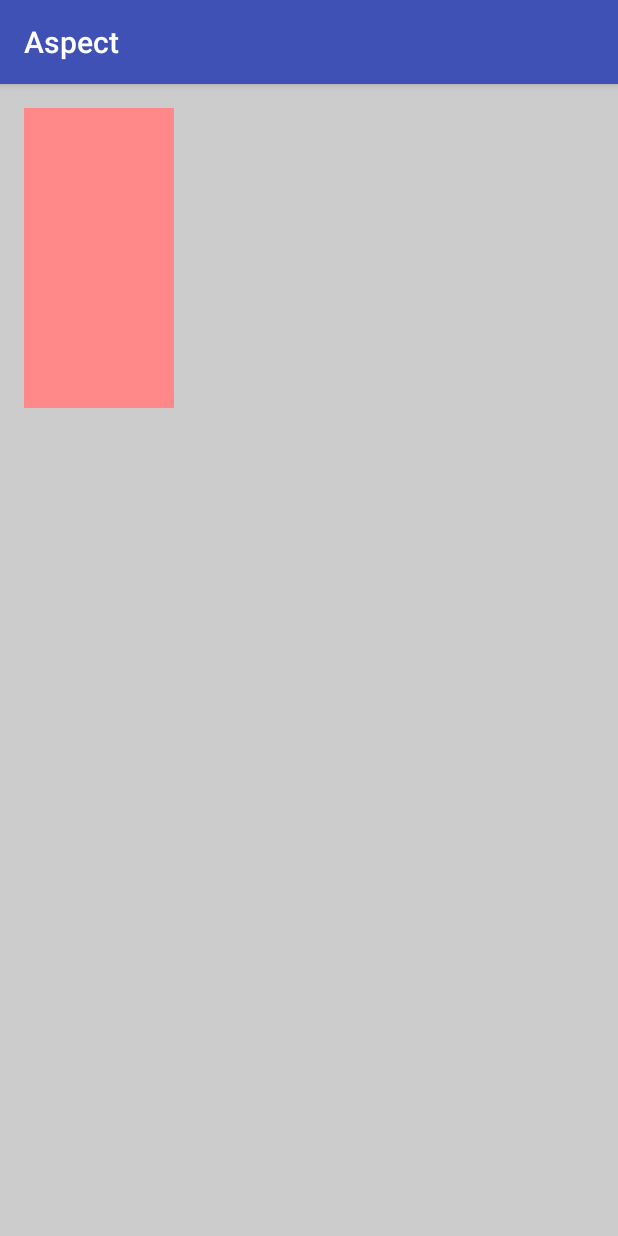
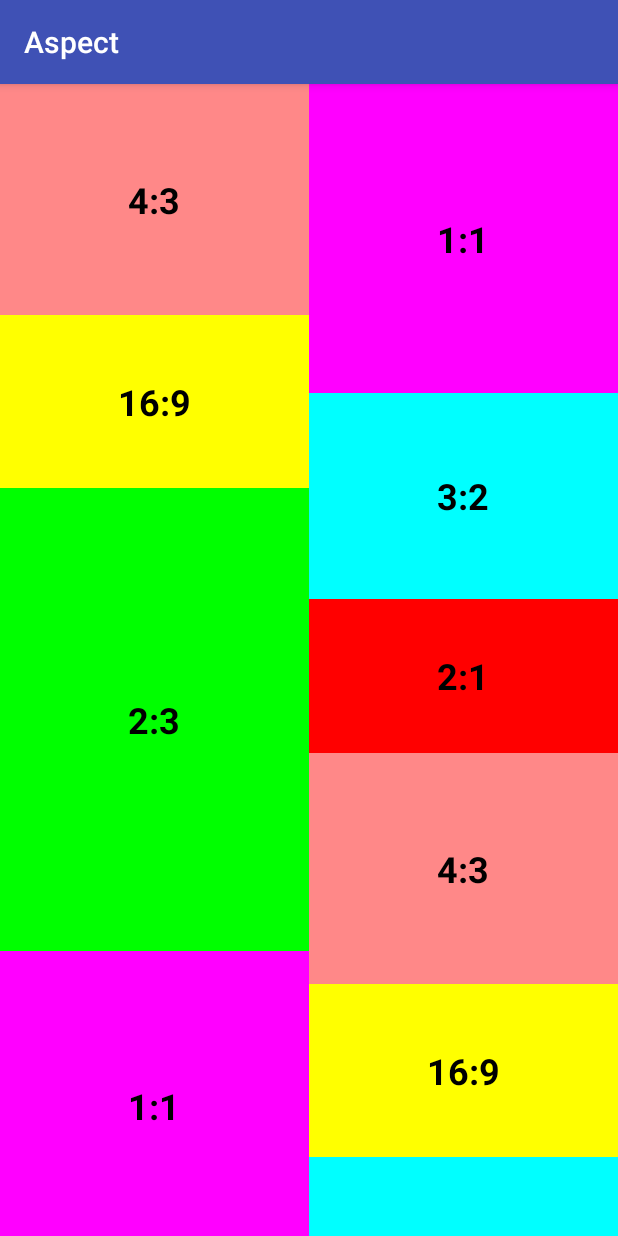
Before and after one commit to subinkrishna/Aspect, an Android app: the screen it shows after launch (MainActivity), on a phone screen of 412 x 824 dp. Run offline under Robolectric (Android 15) with nearby library versions, the phone set to English and light mode, and no system bars.

Commit message:
Updated the demo app with RecyclerView

```diff
--- a/demo/build.gradle
+++ b/demo/build.gradle
@@ -1,7 +1,7 @@
 apply plugin: 'com.android.application'
 
 android {
-    compileSdkVersion 24
+    compileSdkVersion 25
     buildToolsVersion "25.0.0"
     defaultConfig {
         applicationId "com.subinkrishna.aspect"
@@ -21,11 +21,15 @@ android {
 
 dependencies {
     // Local
-    compile fileTree(dir: 'libs', include: ['*.jar'])
+    compile fileTree(include: ['*.jar'], dir: 'libs')
     compile project(':library')
 
     // Compat
     compile 'com.android.support:appcompat-v7:25.0.1'
+    compile 'com.android.support:recyclerview-v7:25.0.1'
+
+    // UI
+    compile 'com.squareup.picasso:picasso:2.5.2'
 
     // Testing
     testCompile 'junit:junit:4.12'
--- a/demo/src/main/java/com/subinkrishna/demo/MainActivity.java
+++ b/demo/src/main/java/com/subinkrishna/demo/MainActivity.java
@@ -1,22 +1,84 @@
 package com.subinkrishna.demo;
 
+import android.content.Context;
+import android.os.Bundle;
+import android.support.annotation.ColorInt;
+import android.support.annotation.NonNull;
 import android.support.v7.app.AppCompatActivity;
-import android.os.Bundle;
+import android.support.v7.widget.RecyclerView;
+import android.support.v7.widget.StaggeredGridLayoutManager;
+import android.view.LayoutInflater;
+import android.view.View;
+import android.view.ViewGroup;
+import android.widget.TextView;
 
 import com.subinkrishna.aspect.AspectRatioFrameLayout;
-import com.subinkrishna.aspect.AspectRatioLayout;
 
 public class MainActivity extends AppCompatActivity {
+
+    Input[] inputs = {
+            new Input("4:3",  4/3f,   0xFFFF8888),
+            new Input("1:1",  1f,     0xFFFF00FF),
+            new Input("16:9", 16/9f,  0xFFFFFF00),
+            new Input("3:2",  3/2f,   0xFF00FFFF),
+            new Input("2:3",  2/3f,   0xFF00FF00),
+            new Input("2:1",  2f,     0xFFFF0000),
+            new Input("4:3",  4/3f,   0xFFFF8888),
+            new Input("1:1",  1f,     0xFFFF00FF),
+            new Input("16:9", 16/9f,  0xFFFFFF00),
+            new Input("3:2",  3/2f,   0xFF00FFFF),
+            new Input("2:3",  2/3f,   0xFF00FF00),
+            new Input("2:1",  2f,     0xFFFF0000)
+    };
 
     @Override
     protected void onCreate(Bundle savedInstanceState) {
         super.onCreate(savedInstanceState);
         setContentView(R.layout.activity_main);
-        final AspectRatioFrameLayout layout = (AspectRatioFrameLayout) findViewById(R.id.layout1);
-        layout.postDelayed(new Runnable() {
-            @Override public void run() {
-                layout.ratio(.5f).lock(AspectRatioLayout.HEIGHT);
-            }
-        }, 2000);
+        RecyclerView recyclerView = (RecyclerView) findViewById(R.id.list);
+        //recyclerView.setLayoutManager(new LinearLayoutManager(this, LinearLayoutManager.VERTICAL, false));
+        recyclerView.setLayoutManager(new StaggeredGridLayoutManager(2, StaggeredGridLayoutManager.VERTICAL));
+        recyclerView.setAdapter(adapter);
+    }
+
+    private RecyclerView.Adapter<ItemHolder> adapter = new RecyclerView.Adapter<ItemHolder>() {
+        @Override
+        public ItemHolder onCreateViewHolder(ViewGroup parent, int viewType) {
+            final Context context = parent.getContext();
+            final AspectRatioFrameLayout v = (AspectRatioFrameLayout) LayoutInflater.from(context)
+                    .inflate(R.layout.listitem_1, parent, false);
+            return new ItemHolder(v);
+        }
+
+        @Override public void onBindViewHolder(ItemHolder holder, int position) {
+            final AspectRatioFrameLayout v = (AspectRatioFrameLayout) holder.itemView;
+            final Input input = inputs[position];
+            v.ratio(input.ratio);
+            v.setBackgroundColor(input.backgroundColor);
+            holder.textView.setText(input.label);
+        }
+
+        @Override public int getItemCount() {
+            return inputs.length;
+        }
+    };
+
+    static class ItemHolder extends RecyclerView.ViewHolder {
+        public TextView textView;
+        public ItemHolder(View itemView) {
+            super(itemView);
+            textView = (TextView) itemView.findViewById(R.id.text);
+        }
+    }
+
+    static class Input {
+        String label;
+        float ratio;
+        int backgroundColor;
+        Input (@NonNull String label, float ratio, @ColorInt int backgroundColor) {
+            this.label = label;
+            this.ratio = ratio;
+            this.backgroundColor = backgroundColor;
+        }
     }
 }
--- a/demo/src/main/res/layout/activity_main.xml
+++ b/demo/src/main/res/layout/activity_main.xml
@@ -1,27 +1,6 @@
 <?xml version="1.0" encoding="utf-8"?>
-<RelativeLayout
+<android.support.v7.widget.RecyclerView
     xmlns:android="http://schemas.android.com/apk/res/android"
-    xmlns:app="http://schemas.android.com/apk/res-auto"
-    xmlns:tools="http://schemas.android.com/tools"
-    android:id="@+id/root"
+    android:id="@+id/list"
     android:layout_width="match_parent"
-    android:layout_height="match_parent"
-    android:background="#CCC"
-    android:padding="16dp"
-    tools:context="com.subinkrishna.demo.MainActivity">
-
-    <FrameLayout
-        android:layout_width="wrap_content"
-        android:layout_height="wrap_content">
-
-        <com.subinkrishna.aspect.AspectRatioFrameLayout
-            android:id="@+id/layout1"
-            android:layout_width="200dp"
-            android:layout_height="200dp"
-            android:background="#f88"
-            app:lock="height"
-            app:ratio="0"/>
-
-    </FrameLayout>
-
-</RelativeLayout>
+    android:layout_height="match_parent"/>
--- /dev/null
+++ b/demo/src/main/res/layout/listitem_1.xml
@@ -0,0 +1,20 @@
+<?xml version="1.0" encoding="utf-8"?>
+<com.subinkrishna.aspect.AspectRatioFrameLayout
+    xmlns:android="http://schemas.android.com/apk/res/android"
+    xmlns:app="http://schemas.android.com/apk/res-auto"
+    xmlns:tools="http://schemas.android.com/tools"
+    android:layout_width="match_parent"
+    android:layout_height="match_parent"
+    app:lock="width">
+
+    <TextView
+        android:id="@+id/text"
+        android:layout_width="wrap_content"
+        android:layout_height="wrap_content"
+        android:textColor="@android:color/black"
+        android:layout_gravity="center"
+        android:textStyle="bold"
+        android:textSize="24sp"
+        tools:text="Label"/>
+
+</com.subinkrishna.aspect.AspectRatioFrameLayout>
```
